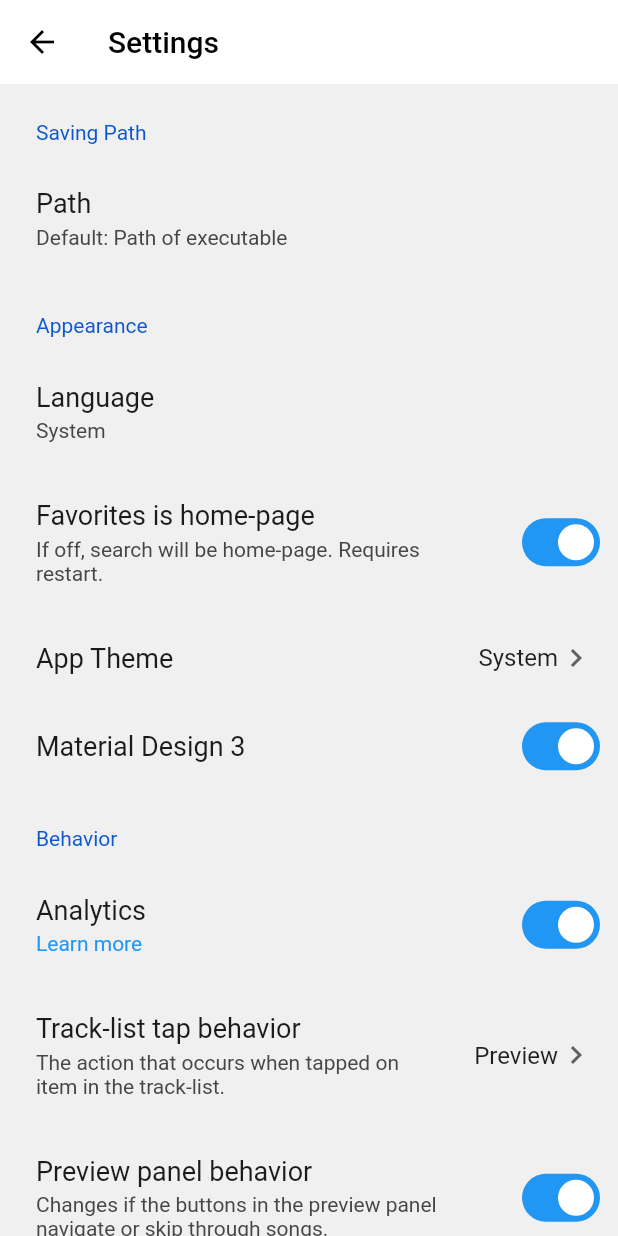
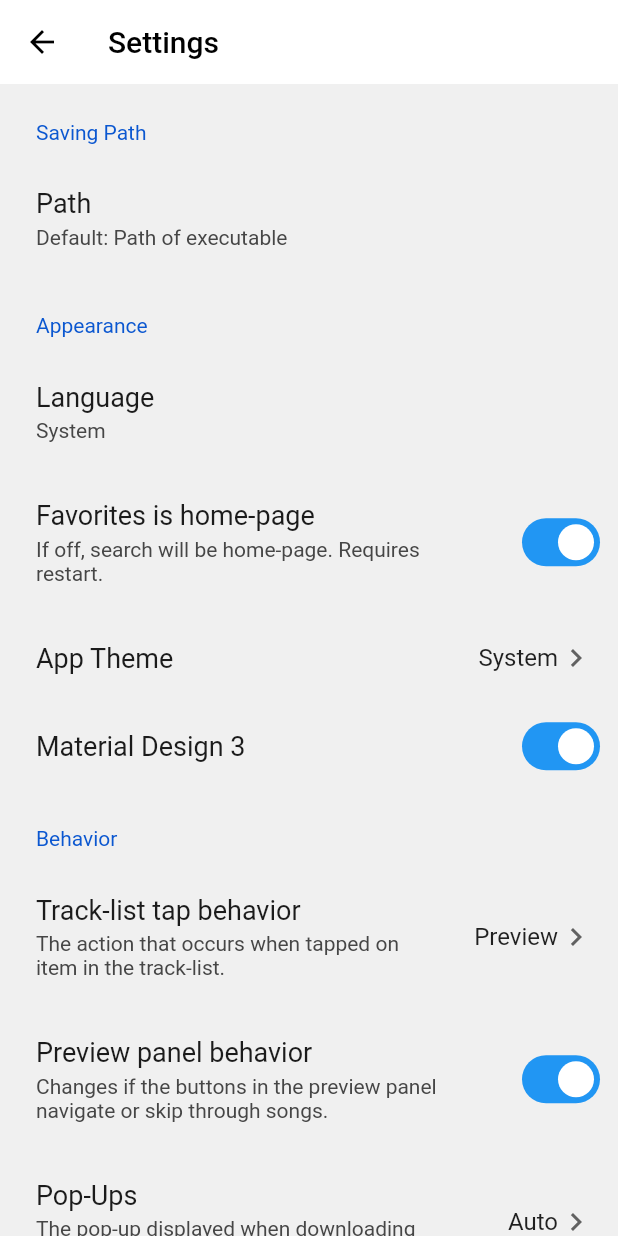
Before and after one commit to ptgms/khinsider-ripper-flutter, a Flutter app: the screen it shows after launch, after a tap on the "settings" icon, on a phone screen of 412 x 824 dp. Run offline on Flutter 3.47's test engine with Material 2 defaults, Android fonts, the phone set to English and light mode, and no system bars; drawn by our look-alikes of settings_ui; our stand-ins replace audioplayers, carousel_slider, file_picker, flutter_phoenix, palette_generator, permission_handler and 2 more; missing offline and left inert: beautiful_soup_dart, marquee_widget, titlebar_buttons, window_manager; generated files the repository leaves out were written again; network calls fail.

Commit message:
Update and remove analytics

```diff
--- a/lib/analytics_tools.dart
+++ /dev/null
@@ -1,15 +0,0 @@
-import 'dart:io';
-
-import 'config.dart';
-
-Future<void> initialiseAnalytics() async {
-  if (analytics) {}
-}
-
-Future<void> logEvent(eventName) async {
-  if (analytics) {}
-}
-
-Future<void> logAppOpen() async {
-  if (Platform.isAndroid || Platform.isIOS || Platform.isMacOS) {}
-}
--- a/lib/config.dart
+++ b/lib/config.dart
@@ -136,13 +136,13 @@ Future<void> goToAlbum(BuildContext context, aName, aLink) async {
       debugPrint("row");
       for (var col in row.findAll('tr')) {
         if (col.id != "") {
-          debugPrint("COL-ID: " + col.id);
+          debugPrint("COL-ID: ${col.id}");
         }
         if (col.id == "songlist_header" || col.id == "songlist_footer") {
           for (var tag in col.findAll('th')) {
             tags.add(tag.text);
           }
-          debugPrint('TAGS: ' + tags.toString());
+          debugPrint('TAGS: $tags');
 
           flac = tags.contains('FLAC');
           mp3 = tags.contains('MP3');
@@ -185,7 +185,7 @@ Future<void> goToAlbum(BuildContext context, aName, aLink) async {
     toPush = AlbumTags(tracks, trackDuration, albumName.replaceAll("&amp;", "&"), albumLink, trackURL, coverURL, mp3, flac, ogg, tags,
         trackSizeMP3, trackSizeFLAC, trackSizeOGG);
 
-    debugPrint("Final: " + toPush.albumName);
+    debugPrint("Final: ${toPush.albumName}");
     if (toPush.albumName != "Null") {
       busy = false;
       Navigator.push(
--- a/lib/download_utils.dart
+++ b/lib/download_utils.dart
@@ -7,8 +7,6 @@ import 'package:khinrip/config.dart';
 import 'package:khinrip/structs.dart';
 import 'package:http/http.dart' as http;
 import 'package:permission_handler/permission_handler.dart';
-
-import 'analytics_tools.dart';
 
 String getSeperator() {
   if (Platform.isWindows) {
@@ -20,7 +18,6 @@ String getSeperator() {
 
 // for downloading a file from album - used in for loop
 Future<bool> downloadFile(AlbumTags tags, int index, String type) async {
-  await logEvent("downloadTrackAlbum");
   if (Platform.isAndroid) {
     var status = await Permission.storage.status;
     if (!status.isGranted) {
@@ -76,7 +73,6 @@ String generateValidFolderName(String path) {
 
 // used for downloading singular file from the album, used in track view.
 Future<bool> downloadFileFromAlbum(AlbumTags tags, int index, String type) async {
-  await logEvent("downloadTrack");
   if (Platform.isAndroid) {
     var status = await Permission.storage.status;
     if (!status.isGranted) {
--- a/lib/favorite_view.dart
+++ b/lib/favorite_view.dart
@@ -123,7 +123,7 @@ class _FavoriteWidgetState extends State<FavoriteWidget> {
                         customBorder: cardShape,
                         mouseCursor: MouseCursor.uncontrolled,
                         onTap: () async {
-                          debugPrint("Tapped on favorite " + favorites[index].albumName);
+                          debugPrint("Tapped on favorite ${favorites[index].albumName}");
                           if (!busy) {
                             await goToAlbum(context, favorites[index].albumName, favorites[index].albumLink);
                           }
@@ -185,7 +185,7 @@ class _FavoriteWidgetState extends State<FavoriteWidget> {
                                   )));
                         },
                         onTap: () async {
-                          debugPrint("Tapped on favorite " + favorites[index].albumName);
+                          debugPrint("Tapped on favorite ${favorites[index].albumName}");
                           if (!busy) {
                             await goToAlbum(context, favorites[index].albumName, favorites[index].albumLink);
                           }
--- a/lib/main.dart
+++ b/lib/main.dart
@@ -3,7 +3,6 @@ import 'dart:io';
 import 'package:flutter_localizations/flutter_localizations.dart';
 import 'package:flutter/material.dart';
 import 'package:intl/intl_standalone.dart';
-import 'package:khinrip/analytics_tools.dart';
 import 'package:khinrip/browse_popular.dart';
 import 'package:khinrip/search_page.dart';
 import 'package:khinrip/settings_page.dart';
@@ -40,8 +39,6 @@ Future<void> main() async {
   setLanguage = prefs.getString("language") ?? defaultLang;
   nextTrackPrev = prefs.getBool("nextTrackPrev") ?? true;
 
-  analytics = prefs.getBool("analytics") ?? true;
-
   // convert favorites in string list format to albumstruct list
   if (favNames != null && favLink != null) {
     for (var i = 0; i < favNames.length; i++) {
@@ -50,7 +47,6 @@ Future<void> main() async {
   }
 
   await findSystemLocale();
-  await initialiseAnalytics();
   if (Platform.isWindows || Platform.isLinux || Platform.isMacOS) {
     await windowManager.ensureInitialized();
     WindowOptions windowOptions = const WindowOptions(
@@ -75,7 +71,7 @@ class WindowButtons extends StatelessWidget {
   const WindowButtons({Key? key}) : super(key: key);
   @override
   Widget build(BuildContext context) {
-    ThemeType _currentThemeType = ThemeType.auto;
+    ThemeType currentThemeType = ThemeType.auto;
     if (Platform.isMacOS) {
       return Container();
     }
@@ -83,13 +79,13 @@ class WindowButtons extends StatelessWidget {
       InkWell(
         autofocus: true,
         child: DecoratedMinimizeButton(
-          type: _currentThemeType,
+          type: currentThemeType,
           onPressed: () => windowManager.minimize(),
         ),
       ),
       InkWell(
         child: DecoratedMaximizeButton(
-          type: _currentThemeType,
+          type: currentThemeType,
           onPressed: () {
             windowManager.isMaximized().then((value) {
               if (value) {
@@ -103,7 +99,7 @@ class WindowButtons extends StatelessWidget {
       ),
       InkWell(
         child: DecoratedCloseButton(
-          type: _currentThemeType,
+          type: currentThemeType,
           onPressed: () => exit(0),
         ),
       ),
@@ -116,13 +112,13 @@ var dark = true;
 
 ThemeData amoledTheme = ThemeData(
     brightness: Brightness.dark,
-    backgroundColor: Colors.black,
     appBarTheme: const AppBarTheme(color: Colors.black),
     cardColor: Colors.black,
     scaffoldBackgroundColor: Colors.black,
     shadowColor: Colors.grey,
     bottomSheetTheme: const BottomSheetThemeData(backgroundColor: Colors.black),
-    dialogBackgroundColor: Colors.grey);
+    dialogBackgroundColor: Colors.grey,
+    colorScheme: const ColorScheme.dark(background: Colors.black));
 
 class MyApp extends StatelessWidget {
   const MyApp({Key? key}) : super(key: key);
@@ -304,7 +300,7 @@ class _FavoriteHomeState extends State<FavoriteHome> {
                 padding: const EdgeInsets.fromLTRB(10, 10, 0, 0),
                 child: Text(
                   titleAppBar,
-                  style: Theme.of(context).textTheme.headline6,
+                  style: Theme.of(context).textTheme.titleLarge,
                 ),
               )),
         ),
--- a/lib/search_page.dart
+++ b/lib/search_page.dart
@@ -221,7 +221,7 @@ class _SearchWidgetState extends State<SearchWidget> {
                       customBorder: cardShape,
                       mouseCursor: MouseCursor.uncontrolled,
                       onTap: () {
-                        debugPrint("Tapped " + _searchResults[index].albumName);
+                        debugPrint("Tapped ${_searchResults[index].albumName}");
                         goToAlbum(context, _searchResults[index].albumName, _searchResults[index].albumLink);
                       },
                       child: ListTile(
@@ -395,7 +395,7 @@ class _SearchWidgetState extends State<SearchWidget> {
                 padding: const EdgeInsets.fromLTRB(10, 5, 0, 0),
                 child: Text(
                   titleAppBar,
-                  style: Theme.of(context).textTheme.headline6,
+                  style: Theme.of(context).textTheme.titleLarge,
                   textAlign: TextAlign.center,
                 ),
               ))),
--- a/lib/settings_page.dart
+++ b/lib/settings_page.dart
@@ -65,10 +65,10 @@ class _SettingsPageState extends State<SettingsPage> {
   String languageCurrent = "";
 
   void _loadData() async {
-    final _loadedData = await rootBundle.loadString('assets/languages.json');
-    var data = json.decode(_loadedData);
+    final loadedData = await rootBundle.loadString('assets/languages.json');
+    var data = json.decode(loadedData);
     setState(() {
-      languageCurrent = setLanguage == "system" ? "System" : data[context.findAncestorWidgetOfExactType<MaterialApp>()!.locale!.languageCode + "_flag"];
+      languageCurrent = setLanguage == "system" ? "System" : data["${context.findAncestorWidgetOfExactType<MaterialApp>()!.locale!.languageCode}_flag"];
     });
   }
 
@@ -106,9 +106,9 @@ class _SettingsPageState extends State<SettingsPage> {
     var trackListSelect = trackListBehavior;
     var colorDownloadButton = Theme.of(context).hintColor;
 
-    GlobalKey _dropdownTheme = GlobalKey();
-    GlobalKey _dropdownTracklist = GlobalKey();
-    GlobalKey _dropdownPopUp = GlobalKey();
+    GlobalKey dropdownTheme = GlobalKey();
+    GlobalKey dropdownTracklist = GlobalKey();
+    GlobalKey dropdownPopUp = GlobalKey();
 
     if ((Platform.isAndroid || Platform.isIOS) && maxDownloads == 1) {
       colorDownloadButton = Colors.green;
@@ -202,7 +202,7 @@ class _SettingsPageState extends State<SettingsPage> {
                 padding: const EdgeInsets.fromLTRB(10, 5, 0, 0),
                 child: Text(
                   titleAppBar,
-                  style: Theme.of(context).textTheme.headline6,
+                  style: Theme.of(context).textTheme.titleLarge,
                   textAlign: TextAlign.center,
                 ),
               ))),
@@ -216,7 +216,7 @@ class _SettingsPageState extends State<SettingsPage> {
       darkTheme: SettingsThemeData(
           settingsListBackground: Theme.of(context).cardColor,
           settingsSectionBackground: sectionColor,
-          titleTextColor: Theme.of(context).textTheme.bodyText1!.color!),
+          titleTextColor: Theme.of(context).textTheme.bodyLarge!.color!),
       //platform: DevicePlatform.android,
       sections: [
         if (!Platform.isIOS)
@@ -317,7 +317,7 @@ class _SettingsPageState extends State<SettingsPage> {
             SettingsTile.navigation(
               trailing: DropdownButton<String>(
                   alignment: AlignmentDirectional.centerEnd,
-                  key: _dropdownTheme,
+                  key: dropdownTheme,
                   icon: const Icon(Icons.chevron_right_outlined),
                   underline: Container(),
                   //iconSize: 0.0,
@@ -354,22 +354,22 @@ class _SettingsPageState extends State<SettingsPage> {
                   },
                   items: [
                     DropdownMenuItem(
+                      value: "System",
                       child: Text(t.themeSystem, textAlign: TextAlign.center),
-                      value: "System",
                     ),
                     DropdownMenuItem(
+                      value: "Light",
                       child: Text(t.themeLight, textAlign: TextAlign.center),
-                      value: "Light",
                     ),
                     DropdownMenuItem(
+                      value: "Dark",
                       child: Text(t.themeDark),
-                      value: "Dark",
                     ),
-                    DropdownMenuItem(child: Text(t.themeBlack), value: "Black"),
+                    DropdownMenuItem(value: "Black", child: Text(t.themeBlack)),
                   ]),
               title: Text(t.appTheme),
               onPressed: (context) {
-                openDropdown(_dropdownTheme);
+                openDropdown(dropdownTheme);
               },
             ),
             SettingsTile.switchTile(
@@ -397,95 +397,11 @@ class _SettingsPageState extends State<SettingsPage> {
         SettingsSection(
           title: Text(t.behavior),
           tiles: [
-            SettingsTile.switchTile(
-                initialValue: analytics,
-                onToggle: (value) {
-                  setState(() {
-                    ScaffoldMessenger.of(context).clearSnackBars();
-                    analytics = value;
-                    saveSettings();
-                  });
-                  ScaffoldMessenger.of(context).showSnackBar(SnackBar(
-                    behavior: SnackBarBehavior.floating,
-                    content: Text(t.relaunchNotice),
-                    action: SnackBarAction(
-                        //textColor: Colors.white,
-                        label: t.exit,
-                        onPressed: () {
-                          exit(0);
-                        }),
-                  ));
-                },
-                title: Text(t.analytics),
-                description: InkWell(
-                  child: Text(
-                    t.learnMore,
-                    style: const TextStyle(color: Colors.blue),
-                  ),
-                  onTap: () {
-                    showDialog<String>(
-                      context: context,
-                      builder: (BuildContext context) => AlertDialog(
-                        title: Text(t.analytics),
-                        content: const Text("Analytics collects ONLY the following data:\n"
-                            "•Crashes (including platform and OS)\n•When a song is downloaded (without the actual songname)\n"
-                            "No identifiable data (like device IDs, the Song you are trying to Download, etc) are collected.\n"
-                            "You can fully opt out. By unchecking, the Analytic component does not even get initialised.\n"
-                            "Crash collection currently does not work under Linux, MacOS and Windows."),
-                        actions: [
-                          TextButton(
-                              style: TextButton.styleFrom(
-                                padding: EdgeInsets.zero,
-                              ),
-                              onPressed: () => Navigator.pop(context, null),
-                              child: const Text("OK")),
-                          if ((Platform.isAndroid || Platform.isIOS) && analytics)
-                            TextButton(
-                                style: TextButton.styleFrom(
-                                  padding: EdgeInsets.zero,
-                                ),
-                                onPressed: () => null,
-                                child: const Text("Cause crash")),
-                        ],
-                      ),
-                    );
-                  },
-                ) /*TextButton(
-                    onPressed: () {
-                      showDialog<String>(
-                        context: context,
-                        builder: (BuildContext context) => AlertDialog(
-                          title: const Text('Analytics'),
-                          content: const Text("Analytics collects ONLY the following data:\n"
-                              "•Crashes (including platform and OS)\n•When a song is downloaded (without the actual songname)\n"
-                              "No identifiable data (like device IDs, the Song you are trying to Download, etc) are collected.\n"
-                              "You can fully opt out. By unchecking, the Analytic component does not even get initialised.\n"
-                              "Crash collection currently does not work under Linux, MacOS and Windows."),
-                          actions: [
-                            TextButton(
-                                style: TextButton.styleFrom(
-                                  padding: EdgeInsets.zero,
-                                ),
-                                onPressed: () => Navigator.pop(context, null),
-                                child: const Text("OK")),
-                            if ((Platform.isAndroid || Platform.isIOS) && analytics)
-                              TextButton(
-                                  style: TextButton.styleFrom(
-                                    padding: EdgeInsets.zero,
-                                  ),
-                                  onPressed: () => FirebaseCrashlytics.instance.crash(),
-                                  child: const Text("Cause crash")),
-                          ],
-                        ),
-                      );
-                    },
-                    child: const Text("Learn more"))*/
-                ),
             SettingsTile.navigation(
               title: Text(t.trackListTapBehavior),
               description: Text(t.trackListTapBehaviorDescription),
               trailing: DropdownButton<String>(
-                  key: _dropdownTracklist,
+                  key: dropdownTracklist,
                   alignment: AlignmentDirectional.centerEnd,
                   icon: const Icon(Icons.chevron_right_outlined),
                   underline: Container(),
@@ -515,20 +431,20 @@ class _SettingsPageState extends State<SettingsPage> {
                   },
                   items: [
                     DropdownMenuItem(
+                      value: "Preview",
                       child: Text(t.trackListPreview),
-                      value: "Preview",
                     ),
                     DropdownMenuItem(
+                      value: "Browser",
                       child: Text(t.trackListBrowser),
-                      value: "Browser",
                     ),
                     DropdownMenuItem(
+                      value: "Download",
                       child: Text(t.trackListDownload),
-                      value: "Download",
                     )
                   ]),
               onPressed: (context) {
-                openDropdown(_dropdownTracklist);
+                openDropdown(dropdownTracklist);
               },
             ),
             SettingsTile.switchTile(
@@ -545,7 +461,7 @@ class _SettingsPageState extends State<SettingsPage> {
               title: Text(t.popUps),
               description: Text(t.popUpsDescription),
               trailing: DropdownButton<String>(
-                  key: _dropdownPopUp,
+                  key: dropdownPopUp,
                   alignment: AlignmentDirectional.centerEnd,
                   icon: const Icon(Icons.chevron_right_outlined),
                   underline: Container(),
@@ -575,20 +491,20 @@ class _SettingsPageState extends State<SettingsPage> {
                   },
                   items: [
                     DropdownMenuItem(
+                      value: "Auto",
                       child: Text(t.popupBehaviorAuto),
-                      value: "Auto",
                     ),
                     DropdownMenuItem(
+                      value: "Pop-up",
                       child: Text(t.popupBehaviorPopup),
-                      value: "Pop-up",
                     ),
                     DropdownMenuItem(
+                      value: "Bottom",
                       child: Text(t.popupBehaviorBottom),
-                      value: "Bottom",
                     )
                   ]),
               onPressed: (context) {
-                openDropdown(_dropdownPopUp);
+                openDropdown(dropdownPopUp);
               },
             ),
             SettingsTile.navigation(
--- a/lib/track_list.dart
+++ b/lib/track_list.dart
@@ -122,7 +122,7 @@ class _TrackViewState extends State<TrackView> {
                       await audioPlayer.pause();
                     },
                     onChangeEnd: (value) async {
-                      debugPrint("new: " + ((await audioPlayer.getDuration())!.inSeconds.toDouble() * value).toInt().toString());
+                      debugPrint("new: ${((await audioPlayer.getDuration())!.inSeconds.toDouble() * value).toInt()}");
                       await audioPlayer.seek(Duration(seconds: ((await audioPlayer.getDuration())!.inSeconds.toDouble() * value).toInt()));
                       await audioPlayer.resume();
                     },
@@ -442,7 +442,7 @@ class _TrackViewState extends State<TrackView> {
             } else if (trackListBehavior == 1) {
               Uri completedUrl = Uri.parse(baseUrl + tags.trackURL[index]);
 
-              debugPrint("yoooo " + completedUrl.toString());
+              debugPrint("yoooo $completedUrl");
 
               await http.read(completedUrl).then((contents) {
                 debugPrint(contents);
@@ -470,6 +470,7 @@ class _TrackViewState extends State<TrackView> {
             children: [
               Container(width: 55, height: 55, alignment: Alignment.center, child: Text((index + 1).toString())),
               Expanded(
+                flex: 2,
                 child: Container(
                     width: double.infinity,
                     height: double.infinity,
@@ -481,7 +482,6 @@ class _TrackViewState extends State<TrackView> {
                         Marquee(child: Text(tags.trackURL[index], style: const TextStyle(fontSize: 12, color: Colors.grey)))
                       ],
                     )),
-                flex: 2,
               ),
               if (trackListBehavior != 2)
                 IconButton(
```
Also changed, not shown: lib/album_view.dart (+4 -4 lines), lib/browse_platform.dart (+5 -5 lines), lib/browse_popular.dart (+8 -8 lines), lib/settings_language.dart (+6 -6 lines), pubspec.yaml (+3 -12 lines), pubspec.lock.
